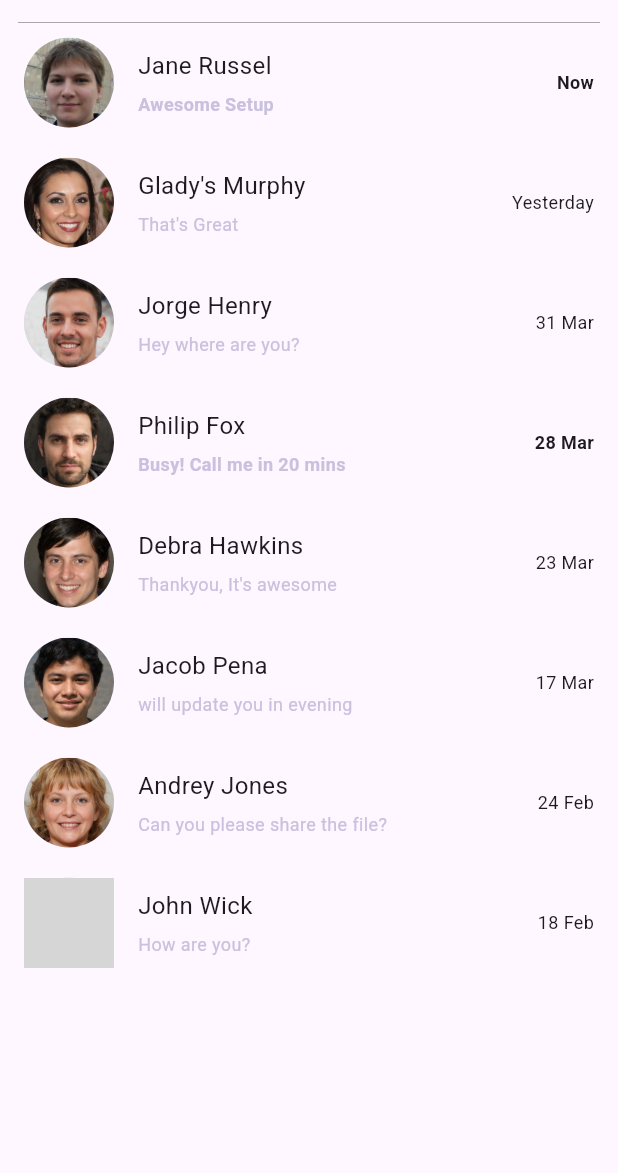
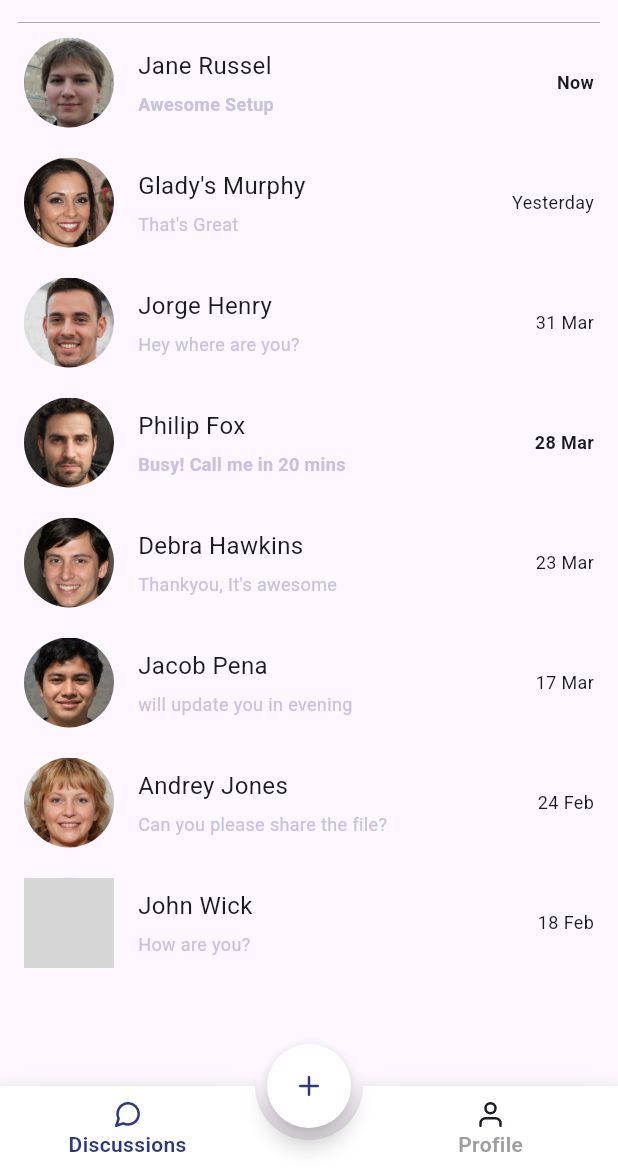
Before and after one commit to Radosetra/FlutterChat, a Flutter app: the ChatHomeScreen screen opened by its route, on a phone screen of 412 x 824 dp, the part 63-1236 px from its top. Run offline on Flutter 3.47's test engine with Material 3 defaults, Android fonts, the phone set to English and light mode, and no system bars; drawn by our look-alikes of stylish_bottom_bar; our stand-ins replace auto_route, flutter_svg; grey boxes are pictures that could not be loaded.

Commit message:
feature: add bottom navbar

```diff
--- a/lib/presentation/chat/pages/chat_home_screen.dart
+++ b/lib/presentation/chat/pages/chat_home_screen.dart
@@ -1,18 +1,52 @@
 import 'package:flutter/material.dart';
 import 'package:auto_route/auto_route.dart';
 import 'package:auto_route/annotations.dart';
+import 'package:my_chat/icons/mychat_icons.dart';
 import 'package:my_chat/presentation/chat/view/chat_list.dart';
 import 'package:my_chat/presentation/common/containers/mychat_appbar.dart';
+import 'package:my_chat/presentation/common/containers/mychat_bottombar.dart';
+import 'package:my_chat/presentation/common/pieces/mychat_icon_widget.dart';
+import 'package:my_chat/styles/colors.dart';
+
 @RoutePage()
-class ChatHomeScreen extends StatelessWidget {
+class ChatHomeScreen extends StatefulWidget {
   const ChatHomeScreen({super.key});
 
+  @override
+  State<ChatHomeScreen> createState() => _ChatHomeScreenState();
+}
 
+class _ChatHomeScreenState extends State<ChatHomeScreen> {
+  bool centerSelecter = false;
+  final controller = PageController();
+  int selected = 0;
+
+  void onItemSelected(int index) {
+    setState(() {
+      selected = index;
+    });
+  }
   @override
   Widget build(BuildContext context) {
-    return const Scaffold(
-      appBar: MyChatAppBar(),
-      body: ChatList()
+    return Scaffold(
+      extendBody: true,
+      appBar: const MyChatAppBar(),
+      body: const ChatList(),
+      bottomNavigationBar: MychatBottombar(selected: selected, onItemSelected: onItemSelected,),
+      floatingActionButton: FloatingActionButton(
+        onPressed: () {
+          setState(() {
+            centerSelecter = !centerSelecter;
+          });
+        },
+        shape: const CircleBorder(),
+        backgroundColor: Colors.white,
+        child: const MyChatIconWidget(
+          assetName: MyChatIcons.plus,
+          color: MyChatColors.primary)
+      ),
+      floatingActionButtonLocation: FloatingActionButtonLocation.centerDocked,
+
     );
   }
 }
--- /dev/null
+++ b/lib/presentation/common/containers/mychat_bottombar.dart
@@ -0,0 +1,52 @@
+import 'package:flutter/material.dart';
+import 'package:my_chat/presentation/common/pieces/mychat_icon_widget.dart';
+import 'package:my_chat/styles/colors.dart';
+import 'package:stylish_bottom_bar/stylish_bottom_bar.dart';
+import 'package:my_chat/icons/mychat_icons.dart';
+
+class MychatBottombar extends StatelessWidget {
+  const MychatBottombar({super.key, required this.selected, required this.onItemSelected});
+
+  final int selected;
+  final Function(int) onItemSelected;
+
+  @override
+  Widget build(BuildContext context) {
+    return StylishBottomBar(
+        option: AnimatedBarOptions(
+          iconStyle: IconStyle.Default
+        ),
+        items: [
+          BottomBarItem(
+            icon: const MyChatIconWidget(
+              assetName: MyChatIcons.messageCircle),
+            selectedIcon: const MyChatIconWidget(
+              assetName: MyChatIcons.messageCircle,
+              color: MyChatColors.primary,),
+            selectedColor: MyChatColors.primary,
+            // unSelectedColor: Colors.grey,
+            title: const Text('Discussions'),
+          ),
+          BottomBarItem(
+            icon: const MyChatIconWidget(
+              assetName: MyChatIcons.user),
+            selectedIcon: const MyChatIconWidget(
+              assetName: MyChatIcons.user,
+              color: MyChatColors.primary,),
+            selectedColor: MyChatColors.primary,
+            title: const Text('Profile'),
+          ),
+        ],
+        hasNotch: true,
+        fabLocation: StylishBarFabLocation.center,
+        currentIndex: selected,
+        notchStyle: NotchStyle.circle,
+        onTap: (index) {
+          if (index == selected) return;
+          // controller.jumpToPage(index);
+          onItemSelected(index);
+        },
+
+      );
+  }
+}
```
